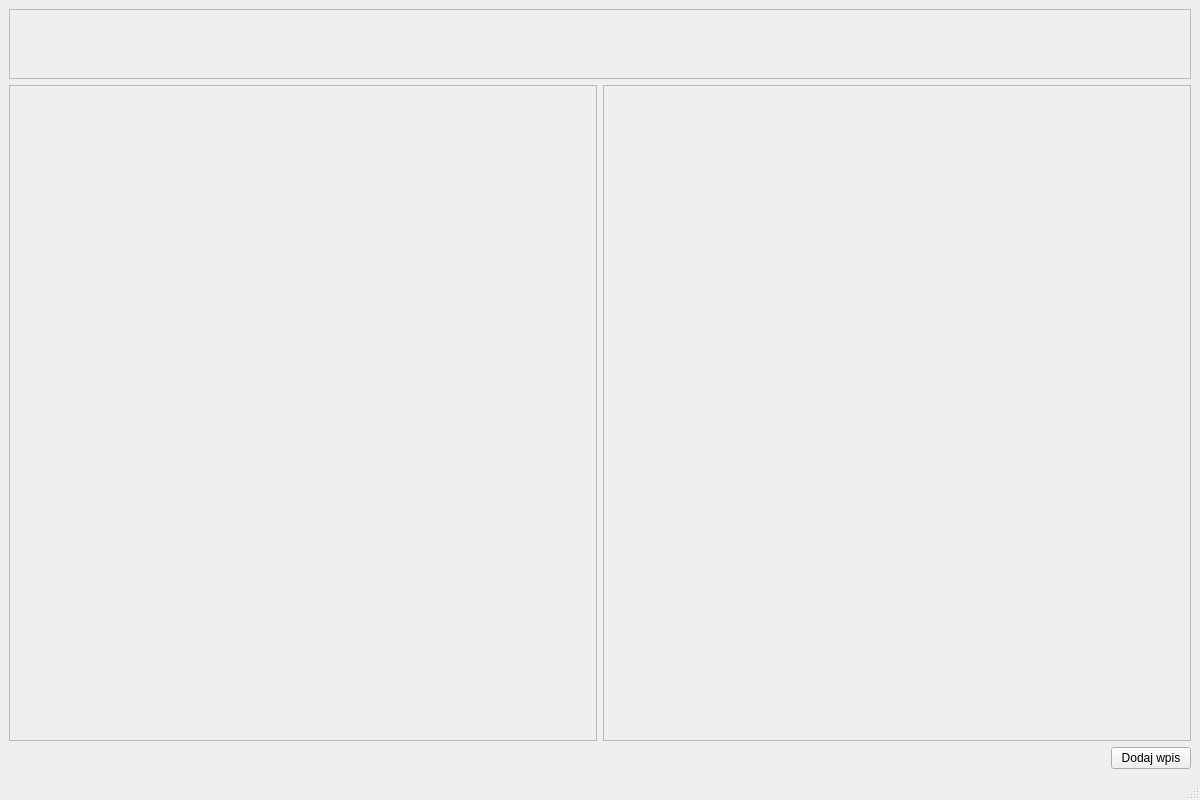
Qt form ui/main_window.ui (j-stechly/NPG-Dziennik-diabetyka) before a commit.
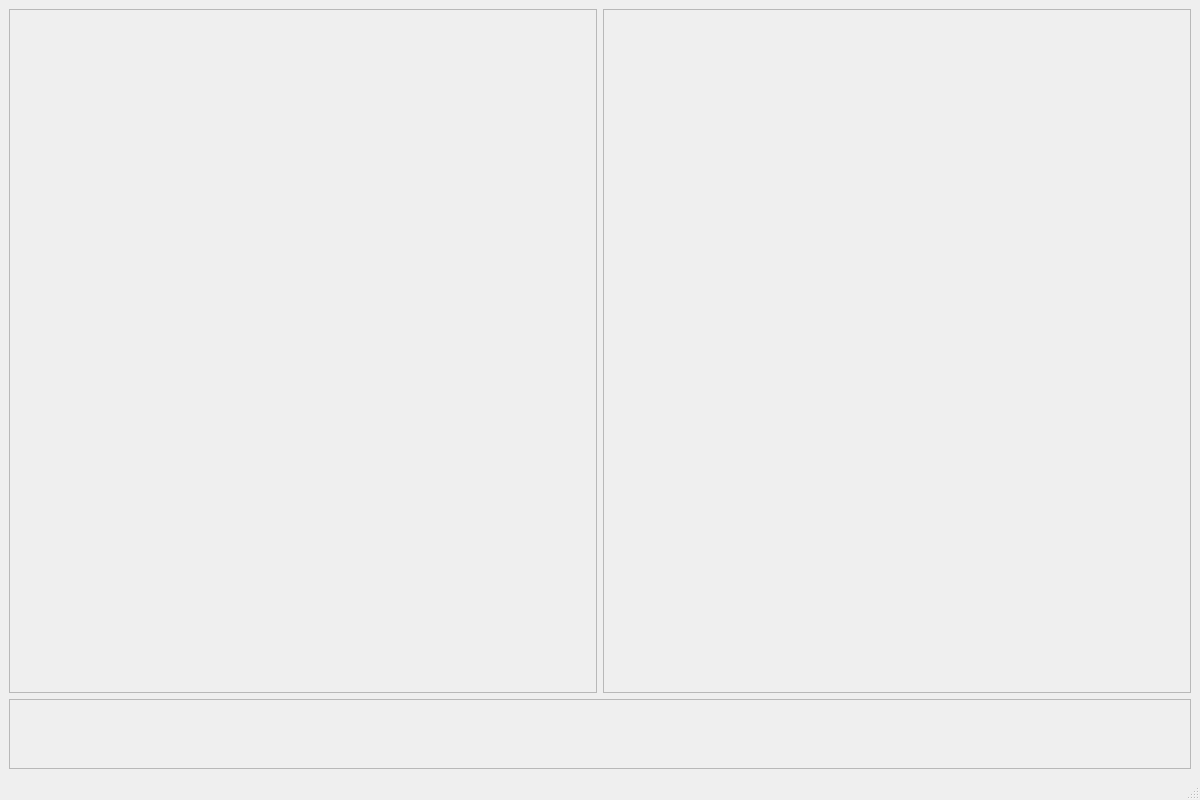
The same form after that commit.

Commit message: Dodanie footer'a wraz z przyciskami export, import oraz przeniesieniem przycisku dodania wpisu. Usunięcie header'a.

Patch:
```diff
--- a/ui/main_window.ui
+++ b/ui/main_window.ui
@@ -15,36 +15,6 @@
   </property>
   <widget class="QWidget" name="centralwidget">
    <layout class="QVBoxLayout" name="verticalLayout">
-    <item>
-     <widget class="QFrame" name="header_frame">
-      <property name="enabled">
-       <bool>true</bool>
-      </property>
-      <property name="minimumSize">
-       <size>
-        <width>0</width>
-        <height>70</height>
-       </size>
-      </property>
-      <property name="maximumSize">
-       <size>
-        <width>16777215</width>
-        <height>70</height>
-       </size>
-      </property>
-      <property name="frameShape">
-       <enum>QFrame::StyledPanel</enum>
-      </property>
-      <property name="frameShadow">
-       <enum>QFrame::Raised</enum>
-      </property>
-      <layout class="QHBoxLayout" name="horizontalLayout_2">
-       <item>
-        <layout class="QHBoxLayout" name="header_layout"/>
-       </item>
-      </layout>
-     </widget>
-    </item>
     <item>
      <layout class="QHBoxLayout" name="content_layout">
       <item>
@@ -91,11 +61,34 @@
       </item>
      </layout>
     </item>
-    <item alignment="Qt::AlignRight">
-     <widget class="QPushButton" name="add_entry_button">
-      <property name="text">
-       <string>Dodaj wpis</string>
+    <item>
+     <widget class="QFrame" name="footer_frame">
+      <property name="enabled">
+       <bool>true</bool>
       </property>
+      <property name="minimumSize">
+       <size>
+        <width>0</width>
+        <height>0</height>
+       </size>
+      </property>
+      <property name="maximumSize">
+       <size>
+        <width>16777215</width>
+        <height>70</height>
+       </size>
+      </property>
+      <property name="frameShape">
+       <enum>QFrame::StyledPanel</enum>
+      </property>
+      <property name="frameShadow">
+       <enum>QFrame::Raised</enum>
+      </property>
+      <layout class="QHBoxLayout" name="horizontalLayout_2">
+       <item>
+        <layout class="QHBoxLayout" name="footer_layout"/>
+       </item>
+      </layout>
      </widget>
     </item>
    </layout>
```
Left out of the diff: 4 changed lines with no effect on the pictures. The commit also changes 9 other files.
